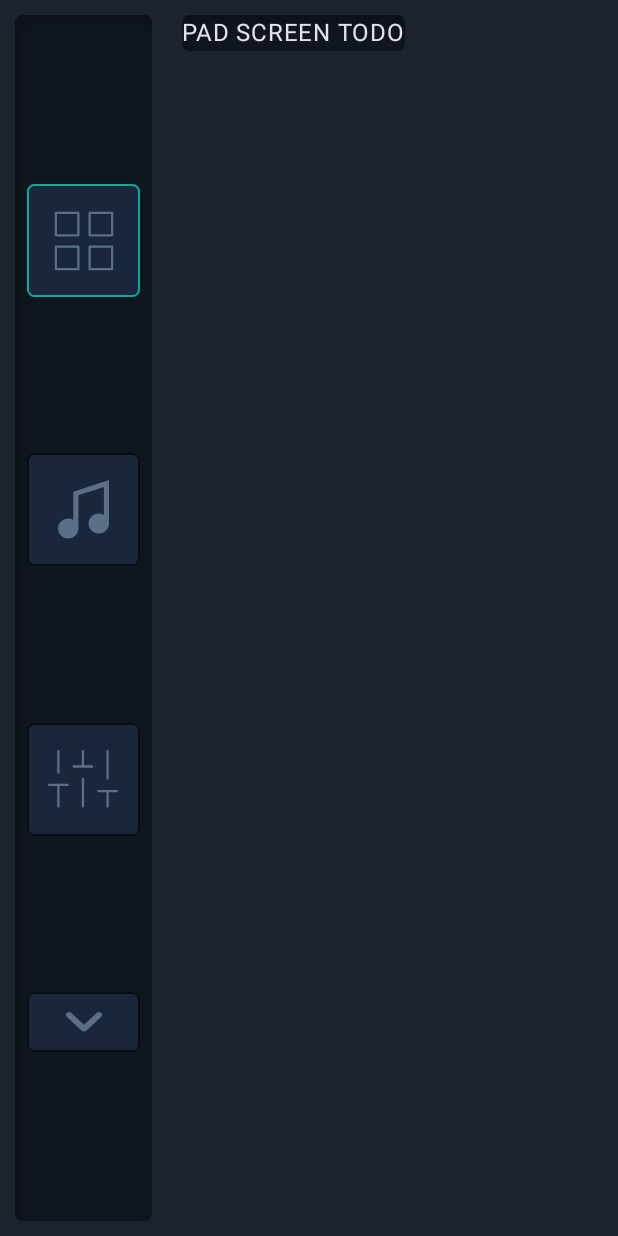
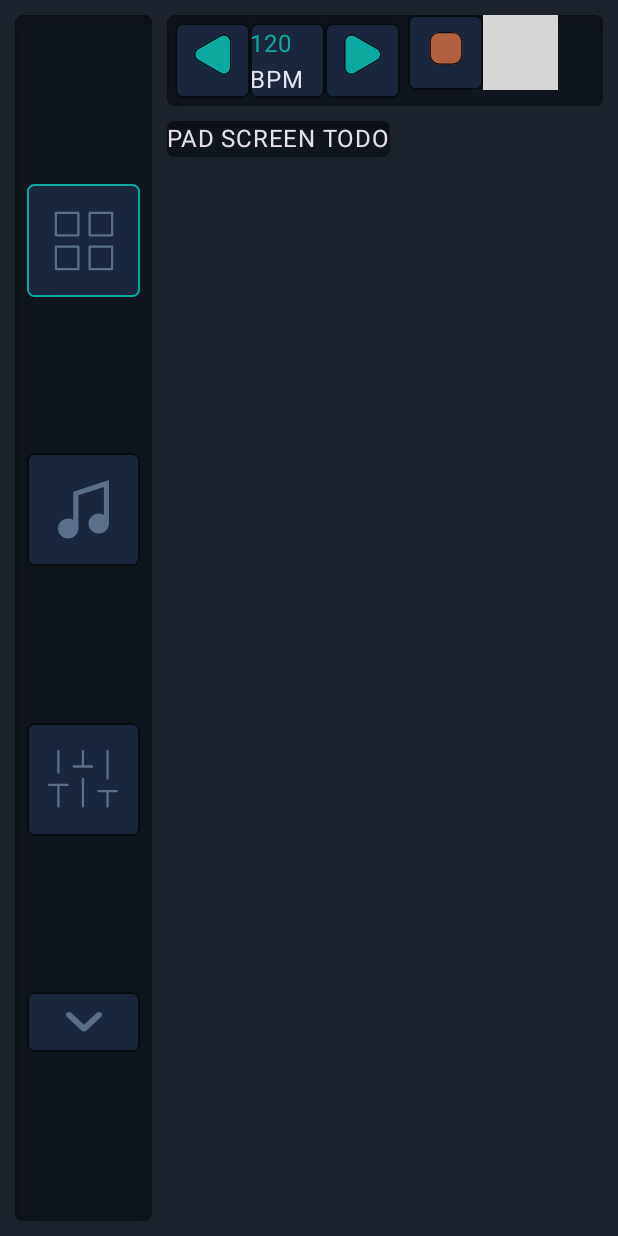
Before and after one commit to JKozina02/DrumMaker, an Android app built with Jetpack Compose: the screen it shows after launch (MainActivity), on a phone screen of 412 x 824 dp. Run offline under Robolectric (Android 15) with nearby library versions, the phone set to English and light mode, and no system bars; grey boxes are pictures that could not be loaded.

Commit message:
Added Buttons in PadScreen

```diff
--- a/app/src/main/java/com/example/drummaker/composable/MainScreen.kt
+++ b/app/src/main/java/com/example/drummaker/composable/MainScreen.kt
@@ -1,21 +1,15 @@
 package com.example.drummaker.composable
 
-import android.content.res.Configuration
+import SoundManager
+import SoundPlayer
 import androidx.compose.foundation.background
 import androidx.compose.foundation.layout.Arrangement
 import androidx.compose.foundation.layout.Box
 import androidx.compose.foundation.layout.Column
 import androidx.compose.foundation.layout.Row
-import androidx.compose.foundation.layout.WindowInsets
-import androidx.compose.foundation.layout.displayCutout
 import androidx.compose.foundation.layout.fillMaxHeight
 import androidx.compose.foundation.layout.fillMaxSize
-import androidx.compose.foundation.layout.fillMaxWidth
-import androidx.compose.foundation.layout.height
 import androidx.compose.foundation.layout.padding
-import androidx.compose.foundation.layout.requiredWidth
-import androidx.compose.foundation.layout.width
-import androidx.compose.foundation.layout.windowInsetsPadding
 import androidx.compose.foundation.layout.wrapContentWidth
 import androidx.compose.runtime.Composable
 import androidx.compose.runtime.getValue
@@ -25,10 +19,8 @@ import androidx.compose.runtime.remember
 import androidx.compose.runtime.setValue
 import androidx.compose.ui.Alignment
 import androidx.compose.ui.Modifier
-import androidx.compose.ui.layout.VerticalAlignmentLine
-import androidx.compose.ui.platform.LocalConfiguration
+import androidx.compose.ui.platform.LocalContext
 import androidx.compose.ui.unit.dp
-import androidx.core.content.contentValuesOf
 import com.example.drummaker.composable.reusable.ElevatedIconButton
 import com.example.drummaker.composable.reusable.InnerShadowBox
 import com.example.drummaker.ui.theme.BackgroundColor
@@ -36,8 +28,12 @@ import com.example.drummaker.R
 
 @Composable
 fun MainScreen() {
+    val context = LocalContext.current
     var openScreen by remember { mutableStateOf("pad") }
     var page by remember { mutableIntStateOf(1) }
+
+    val SOUND_MANAGER = remember { SoundManager(context) }
+    val SOUND_PLAYER = remember { SoundPlayer(context) }
 
     Row(
         modifier = Modifier
@@ -110,8 +106,8 @@ fun MainScreen() {
             .padding(10.dp))
         {
             when(openScreen){
-                "pad" -> { PadScreen() }
-                "note" -> { NoteScreen()}
+                "pad" -> { PadScreen(SOUND_MANAGER,SOUND_PLAYER) }
+                "note" -> { NoteScreen(SOUND_MANAGER)}
                 "slider" -> { SliderScreen() }
                 "folder" -> { FolderScreen() }
                 "option" -> { OptionScreen() }
--- a/app/src/main/java/com/example/drummaker/composable/PadScreen.kt
+++ b/app/src/main/java/com/example/drummaker/composable/PadScreen.kt
@@ -1,23 +1,49 @@
 package com.example.drummaker.composable
 
+import SoundManager
+import SoundPlayer
 import androidx.compose.foundation.layout.Box
+import androidx.compose.foundation.layout.Column
 import androidx.compose.foundation.layout.Row
 import androidx.compose.foundation.layout.Spacer
 import androidx.compose.foundation.layout.fillMaxSize
+import androidx.compose.foundation.layout.fillMaxWidth
+import androidx.compose.foundation.layout.padding
 import androidx.compose.foundation.layout.size
 import androidx.compose.material3.Text
 import androidx.compose.runtime.Composable
 import androidx.compose.ui.Modifier
 import androidx.compose.ui.unit.dp
+import com.example.drummaker.R
+import com.example.drummaker.composable.reusable.BPMButton
 import com.example.drummaker.composable.reusable.InnerShadowBox
+import com.example.drummaker.composable.reusable.PlayerIconButton
 
 @Composable
-fun PadScreen(){
+fun PadScreen(
+    soundManager: SoundManager,
+    soundPlayer: SoundPlayer
+){
     Box(
         modifier = Modifier.fillMaxSize()
     ) {
-        Row {
-            InnerShadowBox { }
+        Column {
+            InnerShadowBox(
+                modifier = Modifier
+                    .fillMaxWidth()
+            ) {
+                Row() {
+                    Row(
+                        Modifier.padding(5.dp)
+                    ) {
+                        PlayerIconButton(R.drawable.polygon_1, onClick = {})
+                        BPMButton(120) { }
+                        PlayerIconButton(R.drawable.polygon_2, onClick = {})
+                    }
+                    PlayerIconButton(R.drawable.rectangle_110, onClick = {})
+                    PlayerIconButton(R.drawable.triangle, onClick = {})
+                }
+            }
             Spacer(modifier = Modifier.size(10.dp))
             InnerShadowBox { Text("PAD SCREEN TODO") }
         }
--- /dev/null
+++ b/app/src/main/java/com/example/drummaker/composable/reusable/BPMButton.kt
@@ -0,0 +1,49 @@
+package com.example.drummaker.composable.reusable
+
+import androidx.annotation.DrawableRes
+import androidx.compose.foundation.Image
+import androidx.compose.foundation.background
+import androidx.compose.foundation.border
+import androidx.compose.foundation.clickable
+import androidx.compose.foundation.layout.Box
+import androidx.compose.foundation.layout.Column
+import androidx.compose.foundation.layout.Row
+import androidx.compose.foundation.layout.size
+import androidx.compose.foundation.shape.RoundedCornerShape
+import androidx.compose.material3.Text
+import androidx.compose.runtime.Composable
+import androidx.compose.ui.Alignment
+import androidx.compose.ui.Modifier
+import androidx.compose.ui.res.painterResource
+import androidx.compose.ui.unit.dp
+import com.example.drummaker.ui.theme.ElevatedBackgroundColor
+import com.example.drummaker.ui.theme.ElevatedBorderUnselected
+import com.example.drummaker.ui.theme.SpecialTextColor
+
+@Composable
+fun BPMButton(
+    value: Int,
+    onClick: () -> Unit
+){
+    Box(
+        modifier = Modifier
+            .clickable{ onClick() }
+            .background(
+                color = ElevatedBackgroundColor,
+                shape = RoundedCornerShape(5.dp)
+            )
+            .border(
+                width = 1.dp,
+                shape = RoundedCornerShape(5.dp),
+                color = ElevatedBorderUnselected
+            )
+            .size(50.dp),
+        contentAlignment = Alignment.BottomStart
+    ) {
+        Column() {
+            Text(color = SpecialTextColor, text = "$value")
+            Text(text = "BPM")
+        }
+
+    }
+}
--- /dev/null
+++ b/app/src/main/java/com/example/drummaker/composable/reusable/IconButton.kt
@@ -0,0 +1,44 @@
+package com.example.drummaker.composable.reusable
+
+import androidx.annotation.DrawableRes
+import androidx.compose.foundation.Image
+import androidx.compose.foundation.background
+import androidx.compose.foundation.border
+import androidx.compose.foundation.clickable
+import androidx.compose.foundation.layout.Box
+import androidx.compose.foundation.layout.size
+import androidx.compose.foundation.shape.RoundedCornerShape
+import androidx.compose.runtime.Composable;
+import androidx.compose.ui.Alignment
+import androidx.compose.ui.Modifier
+import androidx.compose.ui.res.painterResource
+import androidx.compose.ui.unit.dp
+import com.example.drummaker.ui.theme.ElevatedBackgroundColor
+import com.example.drummaker.ui.theme.ElevatedBorderUnselected
+
+@Composable
+fun PlayerIconButton(
+    @DrawableRes drawableId: Int,
+    onClick: () -> Unit
+){
+    Box(
+        modifier = Modifier
+            .clickable{ onClick() }
+            .background(
+                color = ElevatedBackgroundColor,
+                shape = RoundedCornerShape(5.dp)
+            )
+            .border(
+                width = 1.dp,
+                shape = RoundedCornerShape(5.dp),
+                color = ElevatedBorderUnselected
+            )
+            .size(50.dp),
+        contentAlignment = Alignment.Center
+    ) {
+        Image(
+            painter = painterResource(id = drawableId),
+            contentDescription = "MenuIcon",
+        )
+    }
+}
--- a/app/src/main/java/com/example/drummaker/composable/reusable/SequencerButton.kt
+++ b/app/src/main/java/com/example/drummaker/composable/reusable/SequencerButton.kt
@@ -78,7 +78,9 @@ fun PreviewSequencerButtonBlue(
 ){
     Box(
         modifier = Modifier
-            .clickable{ onClick() }
+            .clickable{
+                onClick()
+            }
             .background(
                 color = if(isSelected) clickedColor else ElevatedBackgroundColor ,
                 shape = RoundedCornerShape(6.dp)
--- a/app/src/main/java/com/example/drummaker/ui/theme/Color.kt
+++ b/app/src/main/java/com/example/drummaker/ui/theme/Color.kt
@@ -13,7 +13,7 @@ val IconColor = Color(0xFF5B6F89)
 val ElevatedBackgroundColor = Color(0xFF19263B)
 val ElevatedBorderUnselected = Color(0xFF0A0D10)
 val ElevatedBorderSelected = Color(0xFF0BAAA0)
-
+val SpecialTextColor = Color(0xFF0BAAA0)
 val Red = Color(0xFFFF0000)
 val Orange = Color(0xFFFF3C00)
 val Blue = Color(0xFF0062FF)
--- /dev/null
+++ b/app/src/main/res/drawable/polygon_1.xml
@@ -0,0 +1,14 @@
+<vector xmlns:android="http://schemas.android.com/apk/res/android"
+    android:width="33dp"
+    android:height="36dp"
+    android:viewportWidth="33"
+    android:viewportHeight="36">
+  <path
+      android:pathData="M29,22.328C29,26.177 24.833,28.583 21.5,26.658L6.5,17.998C3.167,16.073 3.167,11.262 6.5,9.338L21.5,0.677C24.833,-1.247 29,1.158 29,5.007L29,22.328Z"
+      android:fillColor="#0BAAA0"/>
+  <path
+      android:strokeWidth="1"
+      android:pathData="M28.5,22.328C28.5,25.792 24.75,27.957 21.75,26.225L6.75,17.565C3.75,15.833 3.75,11.502 6.75,9.77L21.75,1.11C24.656,-0.568 28.266,1.412 28.489,4.687L28.5,5.007L28.5,22.328Z"
+      android:fillColor="#00000000"
+      android:strokeColor="#0A0D10"/>
+</vector>
--- /dev/null
+++ b/app/src/main/res/drawable/polygon_2.xml
@@ -0,0 +1,14 @@
+<vector xmlns:android="http://schemas.android.com/apk/res/android"
+    android:width="33dp"
+    android:height="36dp"
+    android:viewportWidth="33"
+    android:viewportHeight="36">
+  <path
+      android:pathData="M4,22.328C4,26.177 8.167,28.583 11.5,26.658L26.5,17.998C29.833,16.073 29.833,11.262 26.5,9.338L11.5,0.677C8.167,-1.247 4,1.158 4,5.007L4,22.328Z"
+      android:fillColor="#0BAAA0"/>
+  <path
+      android:strokeWidth="1"
+      android:pathData="M4.5,22.328C4.5,25.792 8.25,27.957 11.25,26.225L26.25,17.565C29.25,15.833 29.25,11.502 26.25,9.77L11.25,1.11C8.344,-0.568 4.734,1.412 4.511,4.687L4.5,5.007L4.5,22.328Z"
+      android:fillColor="#00000000"
+      android:strokeColor="#0A0D10"/>
+</vector>
--- /dev/null
+++ b/app/src/main/res/drawable/rectangle_110.xml
@@ -0,0 +1,7 @@
+<vector xmlns:android="http://schemas.android.com/apk/res/android" android:height="28dp" android:viewportHeight="36" android:viewportWidth="36" android:width="28dp">
+
+    <path android:fillColor="#B2613E" android:pathData="M12,0L24,0A8,8 0,0 1,32 8L32,20A8,8 0,0 1,24 28L12,28A8,8 0,0 1,4 20L4,8A8,8 0,0 1,12 0z"/>
+
+    <path android:fillColor="#00000000" android:pathData="M12,0.5L24,0.5A7.5,7.5 0,0 1,31.5 8L31.5,20A7.5,7.5 0,0 1,24 27.5L12,27.5A7.5,7.5 0,0 1,4.5 20L4.5,8A7.5,7.5 0,0 1,12 0.5z" android:strokeColor="#0A0D10" android:strokeWidth="1"/>
+
+</vector>
```
Also changed, not shown: app/src/main/java/com/example/drummaker/composable/NoteScreen.kt (+17 -21 lines), app/src/main/java/com/example/drummaker/composable/reusable/PlaySoundButton.kt (+45 -10 lines), app/src/main/java/com/example/drummaker/scripts/SoundScript.kt (+21 -22 lines), app/src/main/res/drawable/rectangle.xml (added, +7 -0 lines).
